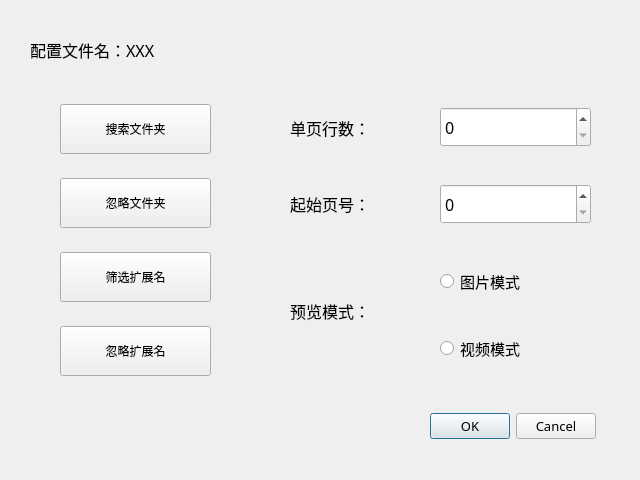
Before: the Qt Designer form windowUi/setingWindow/setingWindow.ui in ShenWei-HopeNoBug/srcViewerGUI, drawn with Qt 5.
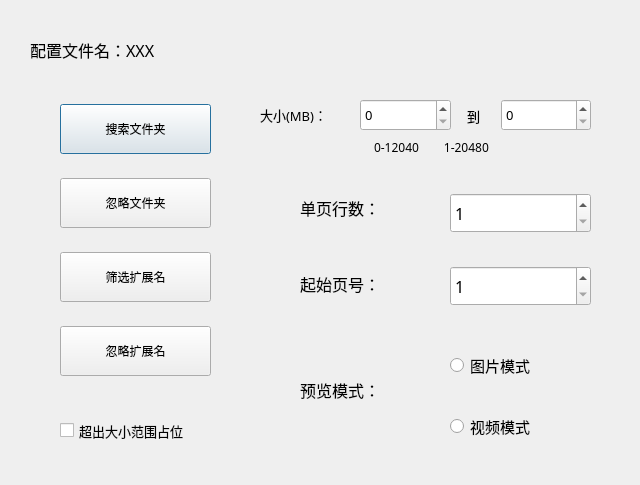
After: the same form once the commit is applied.

Commit message: 文件大小筛选GUI书写完毕

```diff
--- a/windowUi/setingWindow/setingWindow.ui
+++ b/windowUi/setingWindow/setingWindow.ui
@@ -7,7 +7,7 @@
     <x>0</x>
     <y>0</y>
     <width>640</width>
-    <height>480</height>
+    <height>485</height>
    </rect>
   </property>
   <property name="font">
@@ -106,10 +106,10 @@
   <widget class="QWidget" name="verticalLayoutWidget_2">
    <property name="geometry">
     <rect>
-     <x>440</x>
-     <y>70</y>
-     <width>151</width>
-     <height>191</height>
+     <x>450</x>
+     <y>160</y>
+     <width>141</width>
+     <height>181</height>
     </rect>
    </property>
    <layout class="QVBoxLayout" name="verticalLayout_2">
@@ -130,6 +130,15 @@
         <pointsize>12</pointsize>
        </font>
       </property>
+      <property name="minimum">
+       <number>1</number>
+      </property>
+      <property name="maximum">
+       <number>12</number>
+      </property>
+      <property name="displayIntegerBase">
+       <number>10</number>
+      </property>
      </widget>
     </item>
     <item>
@@ -145,6 +154,15 @@
         <pointsize>12</pointsize>
        </font>
       </property>
+      <property name="minimum">
+       <number>1</number>
+      </property>
+      <property name="maximum">
+       <number>9999</number>
+      </property>
+      <property name="displayIntegerBase">
+       <number>10</number>
+      </property>
      </widget>
     </item>
    </layout>
@@ -152,8 +170,8 @@
   <widget class="QWidget" name="verticalLayoutWidget_3">
    <property name="geometry">
     <rect>
-     <x>290</x>
-     <y>90</y>
+     <x>300</x>
+     <y>170</y>
      <width>112</width>
      <height>151</height>
     </rect>
@@ -200,37 +218,13 @@
     </item>
    </layout>
   </widget>
-  <widget class="QLabel" name="label_4">
-   <property name="geometry">
-    <rect>
-     <x>290</x>
-     <y>260</y>
-     <width>110</width>
-     <height>101</height>
-    </rect>
-   </property>
-   <property name="minimumSize">
-    <size>
-     <width>0</width>
-     <height>60</height>
-    </size>
-   </property>
-   <property name="font">
-    <font>
-     <pointsize>12</pointsize>
-    </font>
-   </property>
-   <property name="text">
-    <string>预览模式：</string>
-   </property>
-  </widget>
   <widget class="QWidget" name="verticalLayoutWidget_4">
    <property name="geometry">
     <rect>
-     <x>440</x>
-     <y>240</y>
-     <width>160</width>
-     <height>151</height>
+     <x>450</x>
+     <y>330</y>
+     <width>151</width>
+     <height>131</height>
     </rect>
    </property>
    <layout class="QVBoxLayout" name="verticalLayout_4">
@@ -272,13 +266,127 @@
     </item>
    </layout>
   </widget>
-  <widget class="QDialogButtonBox" name="btnBoxConfirm">
+  <widget class="QWidget" name="horizontalLayoutWidget">
    <property name="geometry">
     <rect>
-     <x>380</x>
+     <x>360</x>
+     <y>70</y>
+     <width>231</width>
+     <height>91</height>
+    </rect>
+   </property>
+   <layout class="QHBoxLayout" name="horizontalLayout">
+    <property name="spacing">
+     <number>50</number>
+    </property>
+    <item>
+     <widget class="QSpinBox" name="spinBoxSizeMin">
+      <property name="minimumSize">
+       <size>
+        <width>0</width>
+        <height>32</height>
+       </size>
+      </property>
+      <property name="font">
+       <font>
+        <pointsize>10</pointsize>
+       </font>
+      </property>
+     </widget>
+    </item>
+    <item>
+     <widget class="QSpinBox" name="spinBoxSizeMax">
+      <property name="minimumSize">
+       <size>
+        <width>0</width>
+        <height>32</height>
+       </size>
+      </property>
+      <property name="font">
+       <font>
+        <pointsize>10</pointsize>
+       </font>
+      </property>
+     </widget>
+    </item>
+   </layout>
+  </widget>
+  <widget class="QWidget" name="horizontalLayoutWidget_2">
+   <property name="geometry">
+    <rect>
+     <x>300</x>
+     <y>350</y>
+     <width>112</width>
+     <height>80</height>
+    </rect>
+   </property>
+   <layout class="QHBoxLayout" name="horizontalLayout_2">
+    <item>
+     <widget class="QLabel" name="label_4">
+      <property name="minimumSize">
+       <size>
+        <width>0</width>
+        <height>60</height>
+       </size>
+      </property>
+      <property name="font">
+       <font>
+        <pointsize>12</pointsize>
+       </font>
+      </property>
+      <property name="text">
+       <string>预览模式：</string>
+      </property>
+     </widget>
+    </item>
+   </layout>
+  </widget>
+  <widget class="QLabel" name="label">
+   <property name="geometry">
+    <rect>
+     <x>260</x>
+     <y>70</y>
+     <width>91</width>
+     <height>89</height>
+    </rect>
+   </property>
+   <property name="font">
+    <font>
+     <pointsize>10</pointsize>
+    </font>
+   </property>
+   <property name="text">
+    <string>大小(MB)：</string>
+   </property>
+  </widget>
+  <widget class="QLabel" name="label_5">
+   <property name="enabled">
+    <bool>true</bool>
+   </property>
+   <property name="geometry">
+    <rect>
+     <x>467</x>
+     <y>50</y>
+     <width>21</width>
+     <height>131</height>
+    </rect>
+   </property>
+   <property name="font">
+    <font>
+     <pointsize>10</pointsize>
+    </font>
+   </property>
+   <property name="text">
+    <string>到</string>
+   </property>
+  </widget>
+  <widget class="QCheckBox" name="checkBoxPlace">
+   <property name="geometry">
+    <rect>
+     <x>60</x>
      <y>410</y>
-     <width>216</width>
-     <height>32</height>
+     <width>191</width>
+     <height>41</height>
     </rect>
    </property>
    <property name="font">
@@ -286,8 +394,26 @@
      <pointsize>10</pointsize>
     </font>
    </property>
-   <property name="standardButtons">
-    <set>QDialogButtonBox::Cancel|QDialogButtonBox::Ok</set>
+   <property name="text">
+    <string>超出大小范围占位</string>
+   </property>
+  </widget>
+  <widget class="QLabel" name="label_6">
+   <property name="geometry">
+    <rect>
+     <x>374</x>
+     <y>132</y>
+     <width>221</width>
+     <height>31</height>
+    </rect>
+   </property>
+   <property name="font">
+    <font>
+     <pointsize>9</pointsize>
+    </font>
+   </property>
+   <property name="text">
+    <string>0-12040        1-20480</string>
    </property>
   </widget>
  </widget>
```
The commit also changes 24 other files.
